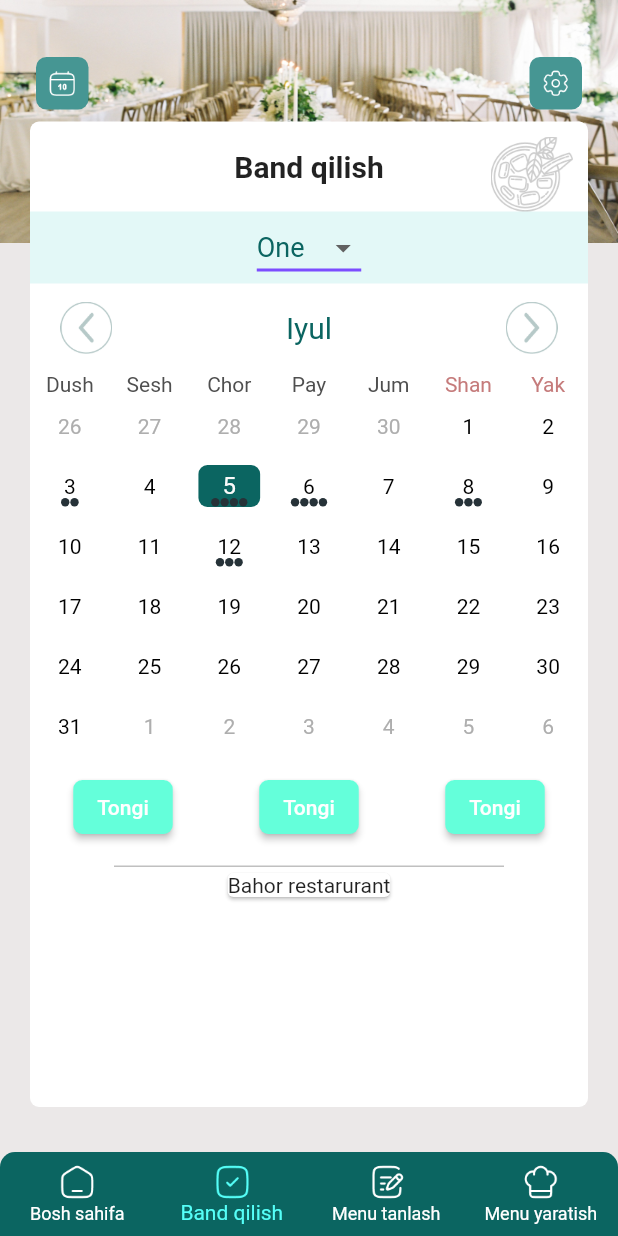
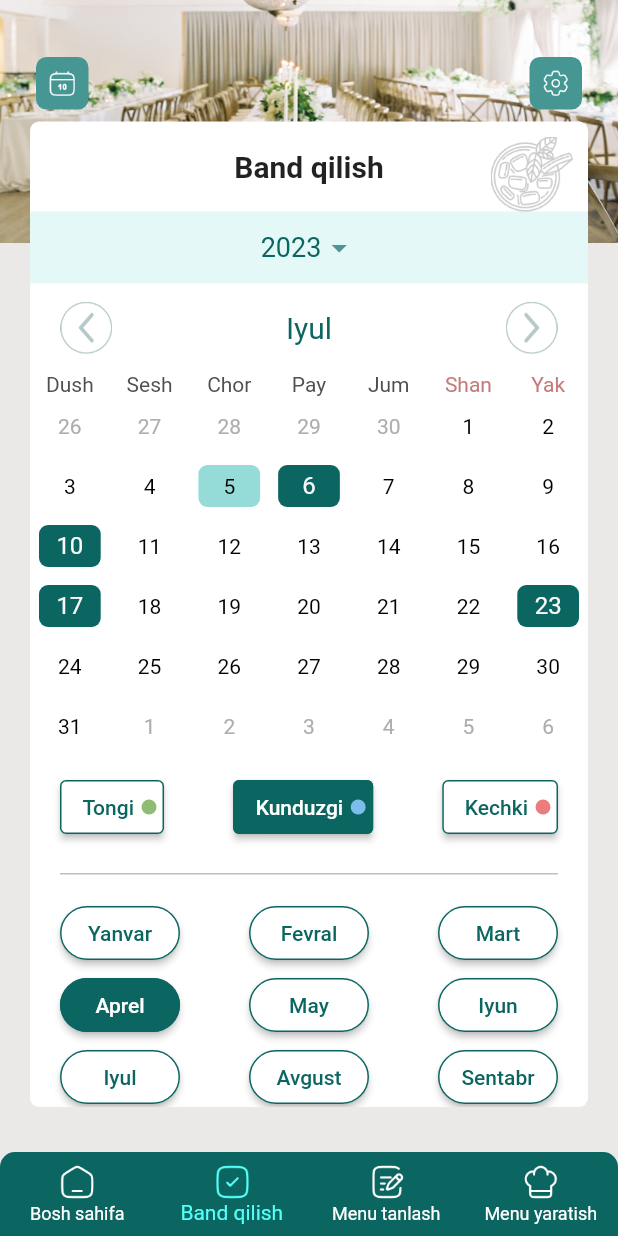
Before and after one commit to alimovjamshid/RestAdmin, a Flutter app: the screen it shows after launch, item 2 of the bottom bar chosen, on a phone screen of 412 x 824 dp. Run offline on Flutter 3.47's test engine with Material 2 defaults, Android fonts, the phone set to English and light mode, and no system bars; drawn by our look-alikes of table_calendar.

Commit message:
05.07.2023

```diff
--- a/lib/page/bron/BronPage.dart
+++ b/lib/page/bron/BronPage.dart
@@ -3,9 +3,11 @@ import 'dart:collection';
 import 'package:flutter/cupertino.dart';
 import 'package:flutter/material.dart';
 import 'package:flutter/rendering.dart';
-import 'package:restadmin/page/home/widgets/CustomELevetedButton.dart';
+import 'package:restadmin/page/bron/widgets/BronElevatedButton.dart';
+import 'package:restadmin/page/bron/widgets/CustomAppBar.dart';
+import 'package:restadmin/page/bron/widgets/CustomCalendar.dart';
+import 'package:restadmin/page/bron/widgets/MonthElevatedButton.dart';
 import 'package:table_calendar/table_calendar.dart';
-
 import '../../Utils.dart';
 import '../home/widgets/CustomCalendarDialog.dart';
 import '../home/widgets/CustomIconButton.dart';
@@ -22,53 +24,33 @@ class _BronPageState extends State<BronPage> {
 
   DateTime today = DateTime.now();
 
-  Map<DateTime, List> _eventsList = {};
+  DateTime _focusedDay = DateTime.now();
 
-  void _onDaySelected(DateTime day, DateTime focusDay){
+  final Set<DateTime> _selectedDays = <DateTime>{};
+
+  void _onDaySelected( selectedDay, focusDay){
     setState(() {
-      debugPrint(day.toString());
-      today = day;
+      _focusedDay = focusDay;
+      if (_selectedDays.contains(selectedDay)) {
+        _selectedDays.remove(selectedDay);
+      } else {
+        _selectedDays.add(selectedDay);
+      }
+      debugPrint(selectedDay.toString());
     });
   }
 
-  int getHashCode(DateTime key) {
-    return key.day * 1000000 + key.month * 10000 + key.year;
-  }
-
-  @override
-  void initState() {
-    _eventsList = {
-      DateTime.now().subtract(Duration(days: 2)): ['Event A1', 'Event B1'],
-      DateTime.now(): ['Event A2', 'Event B2', 'Event C1', 'Event D1'],
-      DateTime.now().add(Duration(days: 1)): [
-        'Event A3',
-        'Event B3',
-        'Event C2',
-        'Event D2'
-      ],
-      DateTime.now().add(Duration(days: 3)):
-      Set.from(['Event A4', 'Event A5', 'Event B4']).toList(),
-      DateTime.now().add(Duration(days: 7)): [
-        'Event A6',
-        'Event B5',
-        'Event C3'
-      ],
-    };
-  }
 
   @override
   Widget build(BuildContext context) {
     double height = MediaQuery.of(context).size.height;
     double width = MediaQuery.of(context).size.width;
 
-    final _events = LinkedHashMap<DateTime, List>(
-      equals: isSameDay,
-      hashCode: getHashCode,
-    )..addAll(_eventsList);
+    _selectedDays.add(DateTime.utc(2023,07,6));
+    _selectedDays.add(DateTime.utc(2023,07,10));
+    _selectedDays.add(DateTime.utc(2023,07,17));
+    _selectedDays.add(DateTime.utc(2023,07,23));
 
-    List getEventForDay(DateTime day) {
-      return _events[day] ?? [];
-    }
     return SafeArea(
       child: Stack(
         children: [
@@ -119,147 +101,85 @@ class _BronPageState extends State<BronPage> {
               scrollDirection: Axis.vertical,
               child: Column(
                 children: [
-                  Container(
-                    height:   60,
-                    child: Stack(
-                      children: [
-                        Center(
-                          child: Text(
-                            "Band qilish",
-                            style: TextStyle(
-                                fontSize: 20,
-                                fontWeight: FontWeight.bold
-                            ),
-                          ),
-                        ),
-                        Container(
-                          alignment: Alignment.centerRight,
-                          margin: EdgeInsets.only(
-                              right: 10,
-                              top: 10
-                          ),
-                          child: Image.asset("assets/pick.png"),
-                        )
-                      ],
-                    ),
-                  ),
+                  CustomAppBar(text: "Band qilish"),
                   Container(
                     color: Color(0xFFE3F8F7),
                     child: Dropdown(),
                   ),
-                  TableCalendar(
-                    availableGestures: AvailableGestures.none,
-                    rowHeight: 40,
-                    locale: 'uz_UZ',
-                    calendarStyle: CalendarStyle(
-                      // markerDecoration: BoxDecoration(
-                      //   color: Colors.tealAccent,
-                      //   borderRadius: BorderRadius.circular(6),
-                      //   shape: BoxShape.rectangle
-                      // ),
-                      markersAutoAligned: true,
-                      // markersMaxCount: 1,
-                      // markersAlignment: Alignment.center,
-                      // markersAnchor: 10,
-                      // markerSize: 30,
-                      // canMarkersOverflow: false,
-                      // cellMargin: EdgeInsets.all(6),
-                      // markerMargin: EdgeInsets.all(6),
-                      // markerSizeScale: 30,
-                      todayDecoration: BoxDecoration(
-                        color: Color(0xFF95DBD8),
-                        borderRadius: BorderRadius.circular(6),
-                        shape: BoxShape.rectangle
-                      ),
-                      defaultTextStyle: TextStyle(
-                        color: Colors.black
-                      ),
-                      todayTextStyle: TextStyle(
-                        color: Colors.black
-                      ),
-                      weekendTextStyle: TextStyle(
-                        color: Colors.black
-                      ),
-                      outsideDaysVisible: true,
-                      selectedDecoration: BoxDecoration(
-                        color: const Color(0xFF0B6561),
-                        borderRadius: BorderRadius.circular(6),
-                        shape: BoxShape.rectangle,
-                      ),
-                      weekendDecoration: BoxDecoration(
-                        shape: BoxShape.rectangle,
-                        borderRadius: BorderRadius.circular(6),
-                      ),
-                      defaultDecoration: BoxDecoration(
-                        shape: BoxShape.rectangle,
-                        borderRadius: BorderRadius.circular(6),
-                      ),
-                      outsideDecoration: BoxDecoration(
-                        shape: BoxShape.rectangle,
-                        borderRadius: BorderRadius.circular(6)
-                      ),
-                    ),
-                    eventLoader: getEventForDay,
-                    // onHeaderTapped: (focusday){
-                    //   debugPrint(focusday.toString());
-                    // },
-                    startingDayOfWeek: StartingDayOfWeek.monday,
-                      daysOfWeekStyle: DaysOfWeekStyle(
-                        weekendStyle: TextStyle(
-                          color: Color(0xFFC57B7B)
-                        )
-                      ),
-                      headerVisible: true,
-                      calendarFormat: CalendarFormat.month,
-                      headerStyle: HeaderStyle(
-                        titleCentered: true,
-                        formatButtonShowsNext: false,
-                        formatButtonVisible: false,
-                        rightChevronVisible: true,
-                        leftChevronVisible: true,
-                        titleTextFormatter: (date, locale) {
-                          return month[date.month-1];
-                        },
-                        leftChevronIcon: ImageIcon(AssetImage("assets/left.png"),color: Color(0xFFB6C9C8),size: 35),
-                        rightChevronIcon: ImageIcon(AssetImage("assets/right.png"),color: Color(0xFFB6C9C8),size: 35,),
-                          headerPadding: EdgeInsets.symmetric(vertical: 0),
-                        titleTextStyle: TextStyle(
-                          color: Color(0xFF0B6561),
-                          fontSize: 20
-                        )
-                      ),
-                      focusedDay: DateTime.now(),
-                      firstDay: DateTime.utc(2020,01,01),
-                      lastDay: DateTime.utc(2030,12,31),
-                    selectedDayPredicate: (day) => isSameDay(day,today),
-                    onDaySelected: _onDaySelected,
-                  ),
+                  CustomCalendar(focusedDay: _focusedDay, selectedDays: _selectedDays),
                   SizedBox(
                     height: 10,
                   ),
-                  Row(
-                    mainAxisAlignment: MainAxisAlignment.spaceAround,
-                    children: [
-                      CustomElevatedButton(text: "Tongi", onPressed: (){}, textRound: 6, color: Colors.tealAccent),
-                      CustomElevatedButton(text: "Tongi", onPressed: (){}, textRound: 6, color: Colors.tealAccent),
-                      CustomElevatedButton(text: "Tongi", onPressed: (){}, textRound: 6, color: Colors.tealAccent)
-                    ],
+                  Padding(
+                    padding: const EdgeInsets.symmetric(horizontal: 20),
+                    child: Row(
+                      mainAxisAlignment: MainAxisAlignment.spaceBetween,
+                      children: [
+                        BronELevatedButton(text: "Tongi",circleColor: Color(0xFF8FBB74),circle: true,radius: 4,select: false),
+                        BronELevatedButton(text: "Kunduzgi",circleColor: Color(0xFF7DBDEB),circle: true,radius: 4,select: true),
+                        BronELevatedButton(text: "Kechki",circleColor: Color(0xFFEB7D7D),circle: true,radius: 4,select: false),
+                      ],
+                    ),
+                  ),
+                  SizedBox(
+                    height: 20,
+                  ),
+                  Padding(
+                    padding: const EdgeInsets.symmetric(horizontal: 20),
+                    child: Container(
+                      height: 1,
+                      color: Color(0xFFC0C0C0),
+                    ),
                   ),
                   SizedBox(
                     height: 15,
                   ),
-                  Container(
-                    height: 1,
-                    width: 260,
-                    color: Color(0xFFC0C0C0),
+                  Padding(
+                    padding: const EdgeInsets.symmetric(horizontal: 20),
+                    child: Row(
+                      mainAxisAlignment: MainAxisAlignment.spaceBetween,
+                      children: [
+                        MonthElevatedButton(text: month[0],  radius: 40, select: false),
+                        MonthElevatedButton(text: month[1],  radius: 40, select: false),
+                        MonthElevatedButton(text: month[2],  radius: 40, select: false)
+                      ],
+                    ),
                   ),
-                  Container(
-                    child: Card(
-                      child: Text("Bahor restarurant"),
+                  Padding(
+                    padding: const EdgeInsets.symmetric(horizontal: 20),
+                    child: Row(
+                      mainAxisAlignment: MainAxisAlignment.spaceBetween,
+                      children: [
+                        MonthElevatedButton(text: month[3],  radius: 40, select: true),
+                        MonthElevatedButton(text: month[4],  radius: 40, select: false),
+                        MonthElevatedButton(text: month[5],  radius: 40, select: false)
+                      ],
+                    ),
+                  ),
+                  Padding(
+                    padding: const EdgeInsets.symmetric(horizontal: 20),
+                    child: Row(
+                      mainAxisAlignment: MainAxisAlignment.spaceBetween,
+                      children: [
+                        MonthElevatedButton(text: month[6],  radius: 40, select: false),
+                        MonthElevatedButton(text: month[7],  radius: 40, select: false),
+                        MonthElevatedButton(text: month[8],  radius: 40, select: false)
+                      ],
+                    ),
+                  ),
+                  Padding(
+                    padding: const EdgeInsets.symmetric(horizontal: 20),
+                    child: Row(
+                      mainAxisAlignment: MainAxisAlignment.spaceBetween,
+                      children: [
+                        MonthElevatedButton(text: month[9],  radius: 40, select: false),
+                        MonthElevatedButton(text: month[10],  radius: 40, select: false),
+                        MonthElevatedButton(text: month[11],  radius: 40, select: false)
+                      ],
                     ),
                   ),
                   SizedBox(
-                    height: 200,
+                    height: 10,
                   )
                 ],
               ),
--- /dev/null
+++ b/lib/page/bron/widgets/BronElevatedButton.dart
@@ -0,0 +1,62 @@
+import 'package:flutter/cupertino.dart';
+import 'package:flutter/material.dart';
+
+class BronELevatedButton extends StatefulWidget {
+  final String text;
+  final bool? circle;
+  bool select;
+  final Color circleColor;
+  final double radius;
+
+  BronELevatedButton({
+    super.key, required this.text, this.circle, required this.circleColor, required this.radius, required this.select,
+  });
+
+  @override
+  State<BronELevatedButton> createState() => _BronELevatedButtonState();
+}
+
+class _BronELevatedButtonState extends State<BronELevatedButton> {
+  @override
+  Widget build(BuildContext context) {
+    return ElevatedButton(
+      onPressed: (){
+        setState(() {
+          widget.select = !widget.select;
+        });
+      },
+      style: ElevatedButton.styleFrom(
+        padding: EdgeInsets.only(
+            left: 15,
+            right: 5
+        ),
+        backgroundColor: widget.select ? Color(0xFF0B6561):Colors.white,
+        shape: RoundedRectangleBorder(
+          side: BorderSide(
+              width: 1,
+              color: Color(0xFF0B6561)
+          ),
+          borderRadius: BorderRadius.circular(widget.radius),
+        ),
+      ),
+      child: Row(
+        crossAxisAlignment: CrossAxisAlignment.center,
+        mainAxisAlignment: MainAxisAlignment.spaceBetween,
+        children: [
+          Text(
+            widget.text,
+            textAlign: TextAlign.center,
+            style: TextStyle(
+                color: widget.select ? Colors.white : Color(0xFF0B6561)
+            ),
+          ),
+          SizedBox(width: 5,),
+          CircleAvatar(
+            radius: 5,
+            backgroundColor: widget.circleColor,
+          )
+        ],
+      ),
+    );
+  }
+}
--- /dev/null
+++ b/lib/page/bron/widgets/CustomAppBar.dart
@@ -0,0 +1,36 @@
+import 'package:flutter/cupertino.dart';
+
+class CustomAppBar extends StatelessWidget {
+  final String text;
+  const CustomAppBar({
+    super.key, required this.text,
+  });
+
+  @override
+  Widget build(BuildContext context) {
+    return Container(
+      height: 60,
+      child: Stack(
+        children: [
+          Center(
+            child: Text(
+              text,
+              style: TextStyle(
+                  fontSize: 20,
+                  fontWeight: FontWeight.bold
+              ),
+            ),
+          ),
+          Container(
+            alignment: Alignment.centerRight,
+            margin: EdgeInsets.only(
+                right: 10,
+                top: 10
+            ),
+            child: Image.asset("assets/pick.png"),
+          )
+        ],
+      ),
+    );
+  }
+}
--- /dev/null
+++ b/lib/page/bron/widgets/CustomCalendar.dart
@@ -0,0 +1,100 @@
+import 'package:flutter/cupertino.dart';
+import 'package:flutter/material.dart';
+import 'package:restadmin/page/bron/widgets/NewBronDialog.dart';
+import 'package:table_calendar/table_calendar.dart';
+import '../../../Utils.dart';
+
+class CustomCalendar extends StatelessWidget {
+  const CustomCalendar({
+    super.key,
+    required DateTime focusedDay,
+    required Set<DateTime> selectedDays,
+  }) : _focusedDay = focusedDay, _selectedDays = selectedDays;
+
+  final DateTime _focusedDay;
+  final Set<DateTime> _selectedDays;
+
+  @override
+  Widget build(BuildContext context) {
+    return TableCalendar(
+      availableGestures: AvailableGestures.none,
+      rowHeight: 40,
+      locale: 'uz_UZ',
+      calendarStyle: CalendarStyle(
+        todayDecoration: BoxDecoration(
+          color: Color(0xFF95DBD8),
+          borderRadius: BorderRadius.circular(6),
+          shape: BoxShape.rectangle,
+        ),
+        defaultTextStyle: TextStyle(
+            color: Colors.black
+        ),
+        todayTextStyle: TextStyle(
+            color: Colors.black
+        ),
+        weekendTextStyle: TextStyle(
+            color: Colors.black
+        ),
+        outsideDaysVisible: true,
+        selectedDecoration: BoxDecoration(
+          color: const Color(0xFF0B6561),
+          borderRadius: BorderRadius.circular(6),
+          shape: BoxShape.rectangle,
+        ),
+        weekendDecoration: BoxDecoration(
+          shape: BoxShape.rectangle,
+          borderRadius: BorderRadius.circular(6),
+        ),
+        defaultDecoration: BoxDecoration(
+          shape: BoxShape.rectangle,
+          borderRadius: BorderRadius.circular(6),
+        ),
+        outsideDecoration: BoxDecoration(
+            shape: BoxShape.rectangle,
+            borderRadius: BorderRadius.circular(6)
+        ),
+      ),
+      holidayPredicate: (day) {
+        return day == DateTime(2023,07,15);
+      },
+      startingDayOfWeek: StartingDayOfWeek.monday,
+      daysOfWeekStyle: DaysOfWeekStyle(
+          weekendStyle: TextStyle(
+              color: Color(0xFFC57B7B)
+          )
+      ),
+      headerVisible: true,
+      calendarFormat: CalendarFormat.month,
+      headerStyle: HeaderStyle(
+          titleCentered: true,
+          formatButtonShowsNext: false,
+          formatButtonVisible: false,
+          rightChevronVisible: true,
+          leftChevronVisible: true,
+          titleTextFormatter: (date, locale) {
+            return month[date.month-1];
+          },
+          leftChevronIcon: ImageIcon(AssetImage("assets/left.png"),color: Color(0xFFB6C9C8),size: 35),
+          rightChevronIcon: ImageIcon(AssetImage("assets/right.png"),color: Color(0xFFB6C9C8),size: 35,),
+          headerPadding: EdgeInsets.symmetric(vertical: 0),
+          titleTextStyle: TextStyle(
+              color: Color(0xFF0B6561),
+              fontSize: 20
+          )
+      ),
+      focusedDay: _focusedDay,
+      firstDay: DateTime.utc(2020,01,01),
+      lastDay: DateTime.utc(2030,12,31),
+      rangeSelectionMode: RangeSelectionMode.toggledOff,
+      selectedDayPredicate: (day) => _selectedDays.contains(day),
+      onDaySelected: (selectedDay, focusedDay) {
+        if (_selectedDays.contains(selectedDay)) {
+          debugPrint("oldin belgilangan");
+        } else {
+          debugPrint("qo'shildi");
+          NewBronDialog(context);
+        }
+      },
+    );
+  }
+}
--- /dev/null
+++ b/lib/page/bron/widgets/MonthElevatedButton.dart
@@ -0,0 +1,48 @@
+import 'package:flutter/cupertino.dart';
+import 'package:flutter/material.dart';
+
+class MonthElevatedButton extends StatefulWidget {
+
+  final String text;
+  bool select;
+  final double radius;
+
+  MonthElevatedButton({super.key, required this.text, required this.radius, required this.select});
+
+  @override
+  State<MonthElevatedButton> createState() => _MonthElevatedButtonState();
+}
+
+class _MonthElevatedButtonState extends State<MonthElevatedButton> {
+  @override
+  Widget build(BuildContext context) {
+    return SizedBox(
+      width: 80,
+      child: ElevatedButton(
+        onPressed: (){
+          setState(() {
+            widget.select = !widget.select;
+          });
+        },
+        style: ElevatedButton.styleFrom(
+          padding: EdgeInsets.all(0),
+          backgroundColor: widget.select ? Color(0xFF0B6561):Colors.white,
+          shape: RoundedRectangleBorder(
+            side: BorderSide(
+                width: 1,
+                color: Color(0xFF0B6561)
+            ),
+            borderRadius: BorderRadius.circular(widget.radius),
+          ),
+        ),
+        child: Text(
+          widget.text,
+          textAlign: TextAlign.center,
+          style: TextStyle(
+              color: widget.select ? Colors.white : Color(0xFF0B6561)
+          ),
+        ),
+      ),
+    );
+  }
+}
--- /dev/null
+++ b/lib/page/bron/widgets/NewBronDialog.dart
@@ -0,0 +1,93 @@
+import 'package:flutter/cupertino.dart';
+import 'package:flutter/material.dart';
+
+void NewBronDialog(BuildContext context){
+  showDialog(
+      context: context,
+      builder: (context) {
+        return Dialog(
+          shape: RoundedRectangleBorder(borderRadius: BorderRadius.circular(6)),
+          child: Padding(
+            padding: const EdgeInsets.all(8.0),
+            child: Column(
+              mainAxisSize: MainAxisSize.min,
+              children: [
+                Stack(
+                  children: [
+                    Align(
+                      heightFactor: 3,
+                      alignment: Alignment.bottomLeft,
+                      child: Container(
+                        width: 100,
+                        child: Column(
+                          children: [
+                            Text("Tongi marosim"),
+                            SizedBox(height: 2,),
+                            Container(height: 1,color: Color(0xFF469794),)
+                          ],
+                        ),
+                      ),
+                    ),
+                    Center(
+                      heightFactor: 2,
+                        child: Text(
+                          "2-May",
+                          textAlign: TextAlign.center,
+                          style: TextStyle(
+                            color: Colors.black,
+                            fontSize: 18,
+                            fontWeight: FontWeight.w400
+                          ),
+                        )
+                    ),
+                    Align(
+                      heightFactor: 1,
+                      alignment: Alignment.topRight,
+                      child: IconButton(
+                          onPressed: (){},
+                          padding: EdgeInsets.zero,
+                          icon: ImageIcon(AssetImage("assets/cancel.png"),size: 40,color: Color(0xFF469794),)
+                      ),
+                    )
+                  ],
+                ),
+                TextField(
+                  style: TextStyle(fontSize: 18),
+                  keyboardType: TextInputType.text,
+                  decoration: InputDecoration(
+                      hintText: "Sveto muzika",
+                      hintStyle: TextStyle(fontSize: 18),
+                      border: OutlineInputBorder(
+                          borderRadius: BorderRadius.circular(6),
+                          borderSide:
+                          BorderSide(width: 5, color: Colors.black))),
+                ),
+                TextField(
+                  style: TextStyle(fontSize: 18),
+                  keyboardType: TextInputType.text,
+                  decoration: InputDecoration(
+                      hintText: "Sveto muzika",
+                      hintStyle: TextStyle(fontSize: 18),
+                      border: OutlineInputBorder(
+                          borderRadius: BorderRadius.circular(6),
+                          borderSide:
+                          BorderSide(width: 5, color: Colors.black))),
+                ),
+                TextField(
+                  style: TextStyle(fontSize: 18),
+                  keyboardType: TextInputType.text,
+                  decoration: InputDecoration(
+                      hintText: "Sveto muzika",
+                      hintStyle: TextStyle(fontSize: 18),
+                      border: OutlineInputBorder(
+                          borderRadius: BorderRadius.circular(6),
+                          borderSide:
+                          BorderSide(width: 5, color: Color(0xFF469794)))),
+                ),
+              ],
+            ),
+          ),
+        );
+      },
+  );
+}
--- a/lib/page/home/widgets/DropDown.dart
+++ b/lib/page/home/widgets/DropDown.dart
@@ -11,28 +11,27 @@ class Dropdown extends StatefulWidget {
 class _DropdownState extends State<Dropdown> {
   @override
   Widget build(BuildContext context) {
-    String? dropdownValue = 'One';
+    String? dropdownValue = '2023';
 
     List <String> spinnerItems = [
-      'One',
-      'Two',
-      'Three',
-      'Four',
-      'Five'
+      '2023',
+      '2024',
+      '2025',
+      '2026',
+      '2027'
     ] ;
     return Center(
       child :
       Column(children: <Widget>[
-
         DropdownButton<String>(
           value: dropdownValue,
-          icon: Icon(Icons.arrow_drop_down),
+          icon: Icon(Icons.arrow_drop_down,color: Color(0xFF519592)),
           iconSize: 24,
           elevation: 16,
           style: TextStyle(color: Color(0xFF0B6561), fontSize: 18),
           underline: Container(
             height: 2,
-            color: Colors.deepPurpleAccent,
+            color: Colors.transparent,
           ),
           onChanged: (data) {
             setState(() {
```
Also changed, not shown: assets/cancel.png (added), lib/generated/assets.dart.
